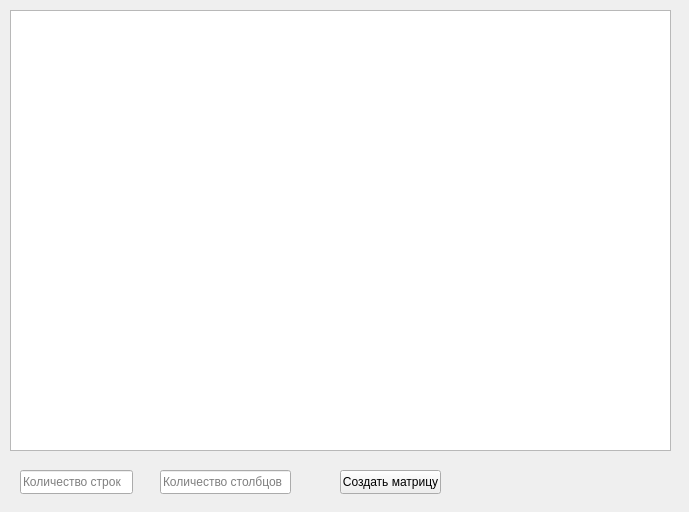
The window that UserInterface.ui (yertenn/MatrixCalc) describes before a commit, drawn with Qt 5.
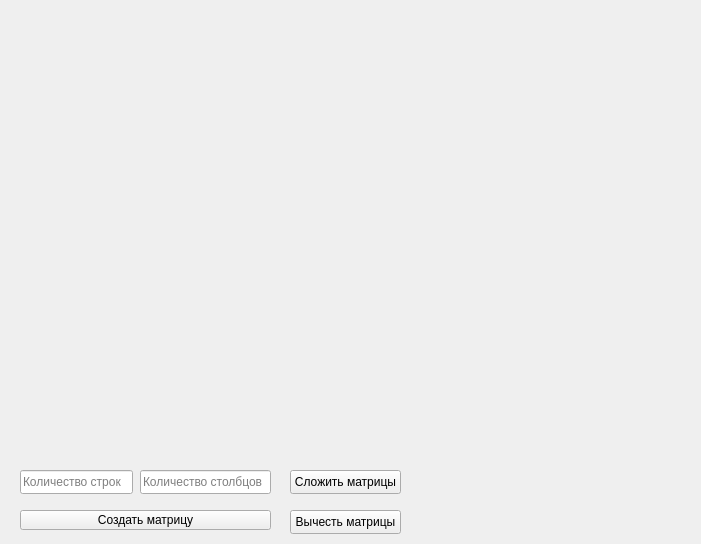
The same window after the commit.

What changed in the file:
```diff
--- a/UserInterface.ui
+++ b/UserInterface.ui
@@ -6,37 +6,14 @@
    <rect>
     <x>0</x>
     <y>0</y>
-    <width>689</width>
-    <height>512</height>
+    <width>701</width>
+    <height>544</height>
    </rect>
   </property>
   <property name="windowTitle">
    <string>UserInterface</string>
   </property>
   <widget class="QWidget" name="centralWidget">
-   <widget class="QTableWidget" name="tableWidget">
-    <property name="geometry">
-     <rect>
-      <x>10</x>
-      <y>10</y>
-      <width>661</width>
-      <height>441</height>
-     </rect>
-    </property>
-   </widget>
-   <widget class="QPushButton" name="pushButton">
-    <property name="geometry">
-     <rect>
-      <x>340</x>
-      <y>470</y>
-      <width>101</width>
-      <height>24</height>
-     </rect>
-    </property>
-    <property name="text">
-     <string>Создать матрицу</string>
-    </property>
-   </widget>
    <widget class="QLineEdit" name="lineEdit">
     <property name="geometry">
      <rect>
@@ -53,7 +30,7 @@
    <widget class="QLineEdit" name="lineEdit_2">
     <property name="geometry">
      <rect>
-      <x>160</x>
+      <x>140</x>
       <y>470</y>
       <width>131</width>
       <height>24</height>
@@ -63,6 +40,56 @@
      <string>Количество столбцов</string>
     </property>
    </widget>
+   <widget class="QWidget" name="gridLayoutWidget">
+    <property name="geometry">
+     <rect>
+      <x>0</x>
+      <y>0</y>
+      <width>701</width>
+      <height>461</height>
+     </rect>
+    </property>
+    <layout class="QGridLayout" name="gridLayout"/>
+   </widget>
+   <widget class="QPushButton" name="pushButton">
+    <property name="geometry">
+     <rect>
+      <x>20</x>
+      <y>510</y>
+      <width>251</width>
+      <height>20</height>
+     </rect>
+    </property>
+    <property name="text">
+     <string>Создать матрицу</string>
+    </property>
+   </widget>
+   <widget class="QPushButton" name="sumButton">
+    <property name="geometry">
+     <rect>
+      <x>290</x>
+      <y>470</y>
+      <width>111</width>
+      <height>24</height>
+     </rect>
+    </property>
+    <property name="text">
+     <string>Сложить матрицы</string>
+    </property>
+   </widget>
+   <widget class="QPushButton" name="differenceButton">
+    <property name="geometry">
+     <rect>
+      <x>290</x>
+      <y>510</y>
+      <width>111</width>
+      <height>24</height>
+     </rect>
+    </property>
+    <property name="text">
+     <string>Вычесть матрицы</string>
+    </property>
+   </widget>
   </widget>
  </widget>
  <layoutdefault spacing="6" margin="11"/>
```
